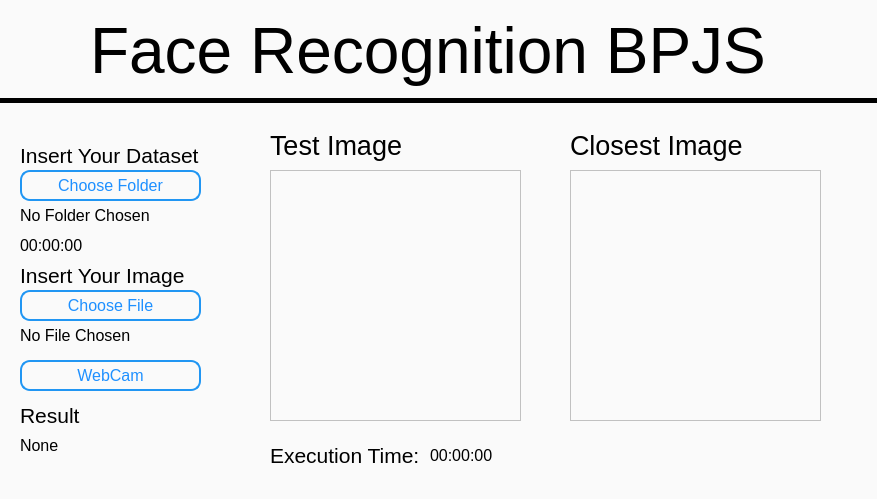
Before: the Qt Designer form src/gui/gui.ui in Marthenn/Algeo02-21090, drawn with Qt 5.
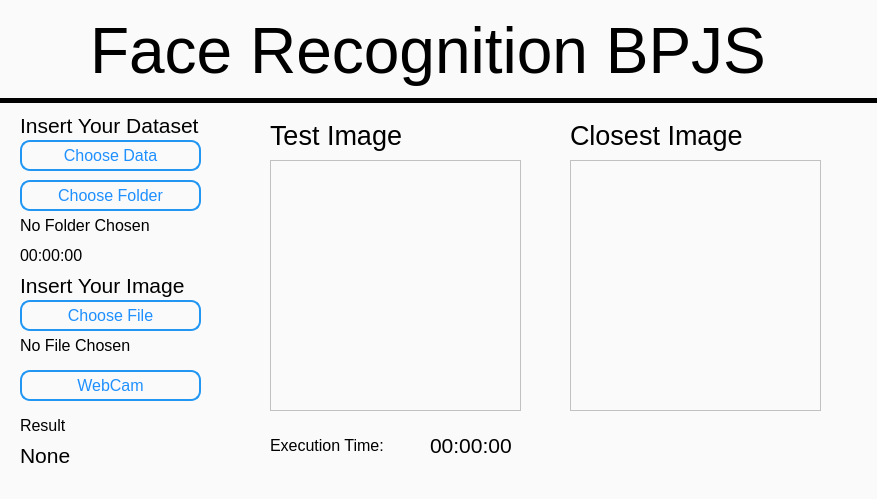
After: the same form once the commit is applied.

Commit message: feat: able to load database

What changed in the file:
```diff
--- a/src/gui/gui.ui
+++ b/src/gui/gui.ui
@@ -217,7 +217,7 @@
     <property name="geometry">
      <rect>
       <x>270</x>
-      <y>170</y>
+      <y>160</y>
       <width>251</width>
       <height>251</height>
      </rect>
@@ -227,7 +227,7 @@
     <property name="geometry">
      <rect>
       <x>570</x>
-      <y>170</y>
+      <y>160</y>
       <width>251</width>
       <height>251</height>
      </rect>
@@ -237,7 +237,7 @@
     <property name="geometry">
      <rect>
       <x>270</x>
-      <y>130</y>
+      <y>120</y>
       <width>141</width>
       <height>31</height>
      </rect>
@@ -256,7 +256,7 @@
     <property name="geometry">
      <rect>
       <x>570</x>
-      <y>130</y>
+      <y>120</y>
       <width>181</width>
       <height>31</height>
      </rect>
@@ -275,7 +275,7 @@
     <property name="geometry">
      <rect>
       <x>20</x>
-      <y>140</y>
+      <y>110</y>
       <width>191</width>
       <height>31</height>
      </rect>
@@ -294,7 +294,7 @@
     <property name="geometry">
      <rect>
       <x>20</x>
-      <y>260</y>
+      <y>270</y>
       <width>191</width>
       <height>31</height>
      </rect>
@@ -316,7 +316,7 @@
     <property name="geometry">
      <rect>
       <x>20</x>
-      <y>290</y>
+      <y>300</y>
       <width>181</width>
       <height>31</height>
      </rect>
@@ -355,7 +355,7 @@
     <property name="geometry">
      <rect>
       <x>20</x>
-      <y>170</y>
+      <y>180</y>
       <width>181</width>
       <height>31</height>
      </rect>
@@ -403,7 +403,7 @@
     <property name="geometry">
      <rect>
       <x>20</x>
-      <y>360</y>
+      <y>370</y>
       <width>181</width>
       <height>31</height>
      </rect>
@@ -442,7 +442,7 @@
     <property name="geometry">
      <rect>
       <x>20</x>
-      <y>400</y>
+      <y>410</y>
       <width>191</width>
       <height>31</height>
      </rect>
@@ -450,7 +450,7 @@
     <property name="font">
      <font>
       <family>Arial</family>
-      <pointsize>16</pointsize>
+      <pointsize>12</pointsize>
      </font>
     </property>
     <property name="styleSheet">
@@ -464,7 +464,7 @@
     <property name="geometry">
      <rect>
       <x>270</x>
-      <y>440</y>
+      <y>430</y>
       <width>191</width>
       <height>31</height>
      </rect>
@@ -472,7 +472,7 @@
     <property name="font">
      <font>
       <family>Arial</family>
-      <pointsize>16</pointsize>
+      <pointsize>12</pointsize>
      </font>
     </property>
     <property name="styleSheet">
@@ -486,7 +486,7 @@
     <property name="geometry">
      <rect>
       <x>20</x>
-      <y>430</y>
+      <y>440</y>
       <width>191</width>
       <height>31</height>
      </rect>
@@ -494,7 +494,7 @@
     <property name="font">
      <font>
       <family>Arial</family>
-      <pointsize>12</pointsize>
+      <pointsize>16</pointsize>
      </font>
     </property>
     <property name="styleSheet">
@@ -508,7 +508,7 @@
     <property name="geometry">
      <rect>
       <x>430</x>
-      <y>440</y>
+      <y>430</y>
       <width>191</width>
       <height>31</height>
      </rect>
@@ -516,7 +516,7 @@
     <property name="font">
      <font>
       <family>Arial</family>
-      <pointsize>12</pointsize>
+      <pointsize>16</pointsize>
      </font>
     </property>
     <property name="styleSheet">
@@ -530,7 +530,7 @@
     <property name="geometry">
      <rect>
       <x>20</x>
-      <y>230</y>
+      <y>240</y>
       <width>181</width>
       <height>31</height>
      </rect>
@@ -552,7 +552,7 @@
     <property name="geometry">
      <rect>
       <x>270</x>
-      <y>170</y>
+      <y>160</y>
       <width>251</width>
       <height>251</height>
      </rect>
@@ -568,7 +568,7 @@
     <property name="geometry">
      <rect>
       <x>570</x>
-      <y>170</y>
+      <y>160</y>
       <width>251</width>
       <height>251</height>
      </rect>
@@ -584,7 +584,7 @@
     <property name="geometry">
      <rect>
       <x>20</x>
-      <y>200</y>
+      <y>210</y>
       <width>181</width>
       <height>31</height>
      </rect>
@@ -606,7 +606,7 @@
     <property name="geometry">
      <rect>
       <x>20</x>
-      <y>320</y>
+      <y>330</y>
       <width>181</width>
       <height>31</height>
      </rect>
@@ -624,6 +624,54 @@
      <string>No File Chosen</string>
     </property>
    </widget>
+   <widget class="QPushButton" name="folderButton_2">
+    <property name="geometry">
+     <rect>
+      <x>20</x>
+      <y>140</y>
+      <width>181</width>
+      <height>31</height>
+     </rect>
+    </property>
+    <property name="font">
+     <font>
+      <family>Arial</family>
+      <pointsize>12</pointsize>
+     </font>
+    </property>
+    <property name="styleSheet">
+     <string notr="true">QPushButton{
+border: 2px solid black;
+border-radius:10px;
+background: rgba(0,0,0,0);
+border-color: #2196F3;
+color: dodgerblue;
+}
+
+QPushButton:hover{
+background: #2196F3;
+color:white;
+}</string>
+    </property>
+    <property name="text">
+     <string>Choose Data</string>
+    </property>
+    <property name="iconSize">
+     <size>
+      <width>16</width>
+      <height>16</height>
+     </size>
+    </property>
+    <property name="autoDefault">
+     <bool>false</bool>
+    </property>
+    <property name="default">
+     <bool>false</bool>
+    </property>
+    <property name="flat">
+     <bool>false</bool>
+    </property>
+   </widget>
   </widget>
   <widget class="QStatusBar" name="statusbar"/>
  </widget>
```
The commit also changes 1 other file.
